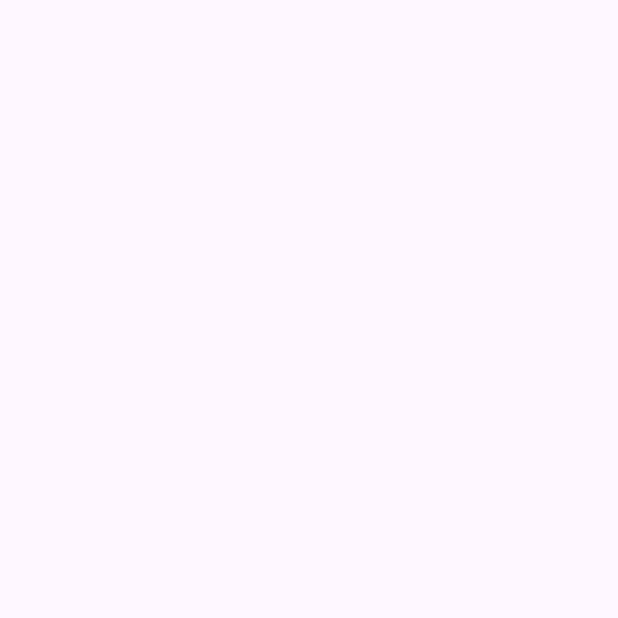
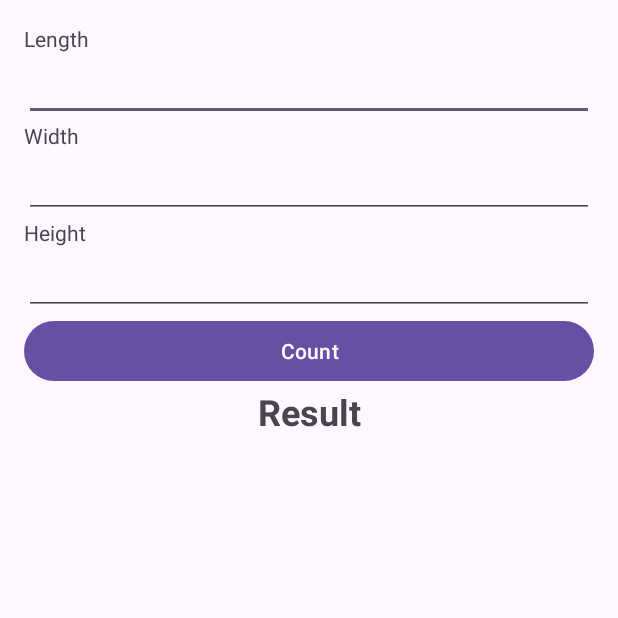
Before and after one commit to Damarazka/BVC, an Android app: the screen it shows after launch (MainActivity), on a phone screen of 412 x 824 dp, the top half of it. Before the commit the part shown is empty. Run offline under Robolectric (Android 15) with nearby library versions, the phone set to English and light mode, and no system bars.

Commit message:
set activity main layout

```diff
--- a/app/src/main/res/layout/activity_main.xml
+++ b/app/src/main/res/layout/activity_main.xml
@@ -1,12 +1,64 @@
 <?xml version="1.0" encoding="utf-8"?>
-<androidx.constraintlayout.widget.ConstraintLayout xmlns:android="http://schemas.android.com/apk/res/android"
+<LinearLayout xmlns:android="http://schemas.android.com/apk/res/android"
     xmlns:app="http://schemas.android.com/apk/res-auto"
     xmlns:tools="http://schemas.android.com/tools"
     android:layout_width="match_parent"
     android:layout_height="match_parent"
+    android:orientation="vertical"
+    android:padding="16dp"
     tools:context=".MainActivity">
 
 
+    <TextView
+        android:layout_width="match_parent"
+        android:layout_height="wrap_content"
+        android:text="@string/length" />
+
+    <EditText
+        android:id="@+id/edt_length"
+        android:layout_width="match_parent"
+        android:layout_height="wrap_content"
+        android:inputType="numberDecimal"
+        android:lines="1" />
+
+    <TextView
+        android:layout_width="match_parent"
+        android:layout_height="wrap_content"
+        android:text="@string/width" />
+
+    <EditText
+        android:id="@+id/edt_width"
+        android:layout_width="match_parent"
+        android:layout_height="wrap_content"
+        android:inputType="numberDecimal"
+        android:lines="1" />
+
+    <TextView
+        android:layout_width="match_parent"
+        android:layout_height="wrap_content"
+        android:text="@string/height" />
+
+    <EditText
+        android:id="@+id/edt_Height"
+        android:layout_width="match_parent"
+        android:layout_height="wrap_content"
+        android:inputType="numberDecimal"
+        android:lines="1" />
+
+    <Button
+        android:id="@+id/btn_calculate"
+        android:layout_width="match_parent"
+        android:layout_height="wrap_content"
+        android:text="@string/count" />
+
+    <TextView
+        android:id="@+id/tv_result"
+        android:layout_width="match_parent"
+        android:layout_height="wrap_content"
+        android:gravity="center"
+        android:text="@string/result"
+        android:textSize="24sp"
+        android:textStyle="bold" />
 
 
-</androidx.constraintlayout.widget.ConstraintLayout>
+</LinearLayout>
--- a/app/src/main/res/values/strings.xml
+++ b/app/src/main/res/values/strings.xml
@@ -1,3 +1,13 @@
 <resources>
     <string name="app_name">BVC</string>
+    <string name="panjang">Panjang</string>
+    <string name="lebar">Lebar</string>
+    <string name="tinggi">Tinggi</string>
+    <string name="hitung">Hitung</string>
+    <string name="hasil">Hasil</string>
+    <string name="length">Length</string>
+    <string name="width">Width</string>
+    <string name="height">Height</string>
+    <string name="count">Count</string>
+    <string name="result">Result</string>
 </resources>
```
